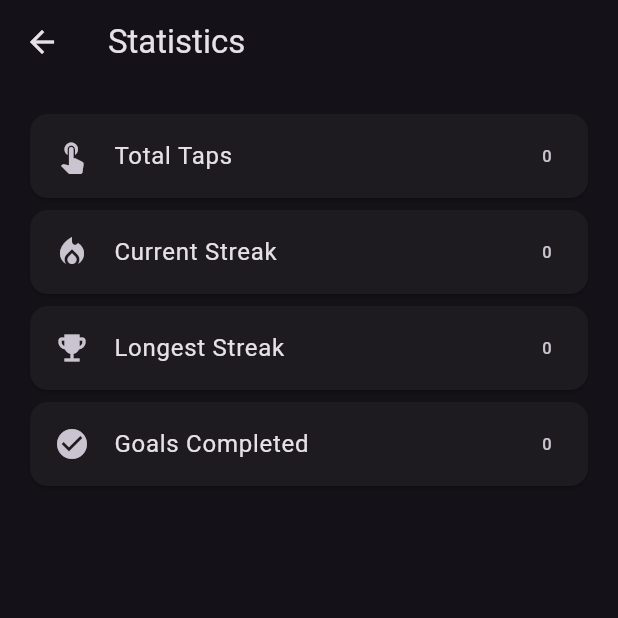
After one commit to ishithasolanki162-bit/tapcount, a Flutter app: the screen it shows after launch, after a tap on the "bar chart" icon, on a phone screen of 412 x 824 dp, the top half of it. The commit adds this screen. Run offline on Flutter 3.47's test engine with Material 3 defaults, Android fonts, the phone set to English and light mode, and no system bars; our stand-ins replace percent_indicator, shared_preferences, vibration.

Commit message:
add statistics dashboard and tracking

```diff
--- a/lib/screens/home_screen.dart
+++ b/lib/screens/home_screen.dart
@@ -3,6 +3,8 @@ import 'package:percent_indicator/circular_percent_indicator.dart';
 import 'package:vibration/vibration.dart';
 
 import '../services/storage_service.dart';
+import 'stats_screen.dart';
+
 
 class HomeScreen extends StatefulWidget {
   const HomeScreen({super.key});
@@ -15,6 +17,10 @@ class _HomeScreenState extends State<HomeScreen> {
   int count = 0;
   int goal = 108;
   int streak = 0;
+  int totalTaps = 0;
+  int longestStreak = 0;
+  int goalsCompleted = 0;
+
   bool goalReachedToday = false;
 
   @override
@@ -27,11 +33,18 @@ class _HomeScreenState extends State<HomeScreen> {
     count = await StorageService.loadCount();
     goal = await StorageService.loadGoal();
     streak = await StorageService.loadStreak();
+    totalTaps = await StorageService.loadTotalTaps();
+    longestStreak = await StorageService.loadLongestStreak();
+    goalsCompleted = await StorageService.loadGoalsCompleted();
+
     setState(() {});
   }
 
   Future<void> increment() async {
     count++;
+    totalTaps++;
+    await StorageService.saveTotalTaps(totalTaps);
+
     if (count == goal) {
   final today = DateTime.now().toIso8601String().split('T')[0];
 
@@ -39,6 +52,12 @@ class _HomeScreenState extends State<HomeScreen> {
       await StorageService.loadLastCompletedDate();
 
   if (lastDate == null || !lastDate.startsWith(today) ) {
+    goalsCompleted++;
+    await StorageService.saveGoalsCompleted(goalsCompleted);
+    if (streak > longestStreak) {
+      longestStreak = streak + 1;
+      await StorageService.saveLongestStreak(longestStreak);
+    }
      streak++;
 
     await StorageService.saveStreak(streak);
@@ -137,12 +156,36 @@ class _HomeScreenState extends State<HomeScreen> {
             mainAxisAlignment:
                 MainAxisAlignment.center,
             children: [
+              Row(
+  mainAxisAlignment: MainAxisAlignment.spaceBetween,
+  children: [
+    const SizedBox(width: 48),
+
     const Text(
       "TapCount",
       style: TextStyle(
         fontSize: 30,
         fontWeight: FontWeight.bold,
       ),
+    ),
+
+    IconButton(
+      icon: const Icon(Icons.bar_chart),
+      onPressed: () {
+        Navigator.push(
+          context,
+          MaterialPageRoute(
+            builder: (_) => StatsScreen(
+              streak: streak,
+              totalTaps: totalTaps,
+              longestStreak: longestStreak,
+              goalsCompleted: goalsCompleted,
+            ),
+          ),
+        );
+      },
+    ),
+  ],
 ),
 
 const SizedBox(height: 40),
--- /dev/null
+++ b/lib/screens/stats_screen.dart
@@ -0,0 +1,64 @@
+import 'package:flutter/material.dart';
+
+class StatsScreen extends StatelessWidget {
+  final int streak;
+  final int totalTaps;
+  final int longestStreak;
+  final int goalsCompleted;
+
+
+  const StatsScreen({
+    super.key,
+    required this.streak,
+    required this.totalTaps,
+    required this.longestStreak,
+    required this.goalsCompleted,
+  });
+
+  @override
+Widget build(BuildContext context) {
+  return Scaffold(
+    appBar: AppBar(
+      title: const Text("Statistics"),
+    ),
+    body: Padding(
+      padding: const EdgeInsets.all(16),
+      child: Column(
+        children: [
+          Card(
+            child: ListTile(
+              leading: const Icon(Icons.touch_app),
+              title: const Text("Total Taps"),
+              trailing: Text("$totalTaps"),
+            ),
+          ),
+
+          Card(
+            child: ListTile(
+              leading: const Icon(Icons.local_fire_department),
+              title: const Text("Current Streak"),
+              trailing: Text("$streak"),
+            ),
+          ),
+
+          Card(
+            child: ListTile(
+              leading: const Icon(Icons.emoji_events),
+              title: const Text("Longest Streak"),
+              trailing: Text("$longestStreak"),
+            ),
+          ),
+
+          Card(
+            child: ListTile(
+              leading: const Icon(Icons.check_circle),
+              title: const Text("Goals Completed"),
+              trailing: Text("$goalsCompleted"),
+            ),
+          ),
+        ],
+      ),
+    ),
+  );
+}
+}
--- a/lib/services/storage_service.dart
+++ b/lib/services/storage_service.dart
@@ -5,6 +5,9 @@ class StorageService {
   static const String goalKey = "goal";
   static const String streakKey = "streak";
   static const String lastCompletedDateKey = "lastCompletedDate";
+  static const String totalTapsKey = "totalTaps";
+  static const String longestStreakKey = "longestStreak";
+  static const String goalsCompletedKey = "goalsCompleted";
 
   static Future<void> saveCount(int count) async {
     final prefs = await SharedPreferences.getInstance();
@@ -45,4 +48,34 @@ class StorageService {
     final prefs = await SharedPreferences.getInstance();
     return prefs.getString(lastCompletedDateKey);
   }
+
+  static Future<void> saveTotalTaps(int total ) async {
+    final prefs = await SharedPreferences.getInstance();
+    await prefs.setInt(totalTapsKey, total);
+  }
+
+  static Future<int> loadTotalTaps() async {
+    final prefs = await SharedPreferences.getInstance();
+    return prefs.getInt(totalTapsKey) ?? 0;
+  }
+
+  static Future<void> saveLongestStreak(int streak) async {
+    final prefs = await SharedPreferences.getInstance();
+    await prefs.setInt(longestStreakKey,  streak);
+  }
+
+  static Future<int> loadLongestStreak() async {
+    final prefs = await SharedPreferences.getInstance();
+    return prefs.getInt(longestStreakKey) ?? 0;
+  }
+
+  static Future<void> saveGoalsCompleted(int goals) async {
+    final prefs = await SharedPreferences.getInstance();
+    await prefs.setInt(goalsCompletedKey, goals);
+  }
+
+  static Future<int> loadGoalsCompleted() async {
+    final prefs = await SharedPreferences.getInstance();
+    return prefs.getInt(goalsCompletedKey) ?? 0;
+  }
 }
```
Lines whose indentation alone changed are shown as unchanged.
